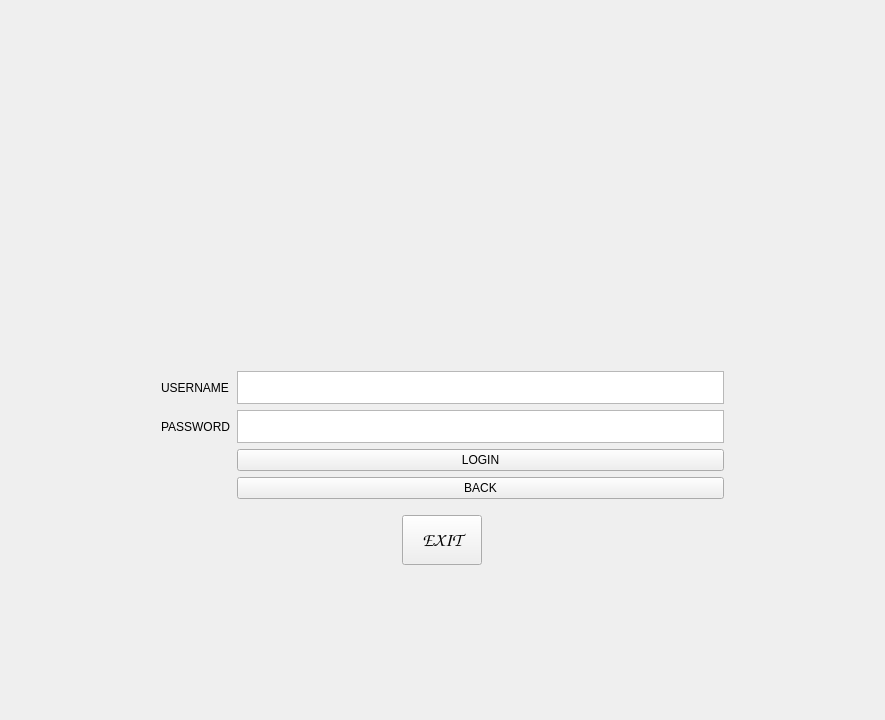
RalucaSpt/ProjectModernCpp, file ClientQT/ClientQT/LoginWindow.ui: the form before one commit.
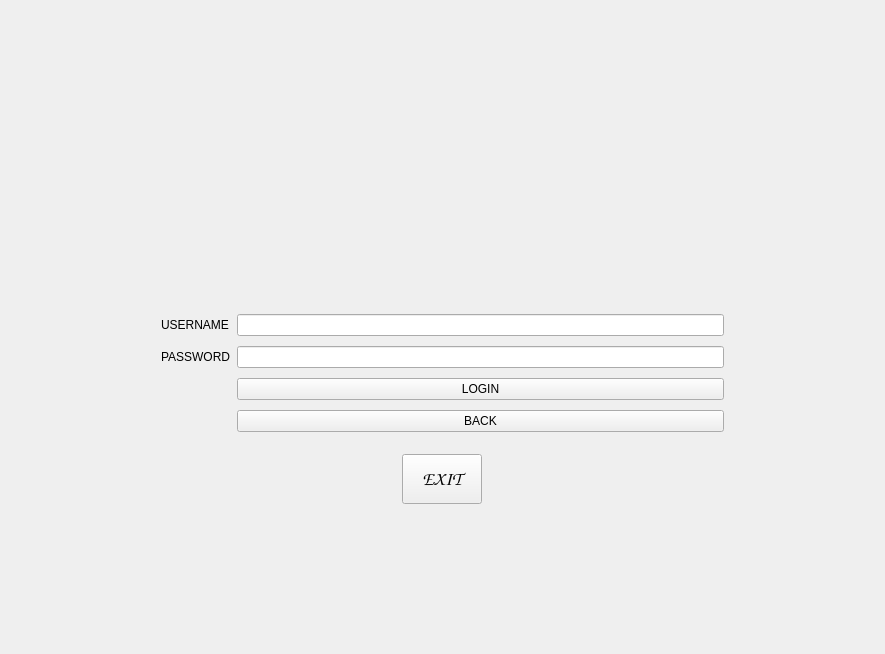
The form after the commit. The open tabs and pages were chosen to show the change. Icons and pictures are not drawn.

Commit message: Working on login and register widgets

Diff of the .ui file:
```diff
--- a/ClientQT/ClientQT/LoginWindow.ui
+++ b/ClientQT/ClientQT/LoginWindow.ui
@@ -7,7 +7,7 @@
     <x>0</x>
     <y>0</y>
     <width>885</width>
-    <height>720</height>
+    <height>654</height>
    </rect>
   </property>
   <property name="minimumSize">
@@ -212,12 +212,6 @@
             </property>
            </widget>
           </item>
-          <item row="2" column="2">
-           <widget class="QPlainTextEdit" name="passwordPlainTextEdit_2"/>
-          </item>
-          <item row="0" column="2">
-           <widget class="QPlainTextEdit" name="usernamePlainTextEdit"/>
-          </item>
           <item row="4" column="2">
            <widget class="QPushButton" name="backButtonLogin">
             <property name="text">
@@ -225,6 +219,12 @@
             </property>
            </widget>
           </item>
+          <item row="0" column="2">
+           <widget class="QLineEdit" name="lineEditUsername"/>
+          </item>
+          <item row="2" column="2">
+           <widget class="QLineEdit" name="lineEditPassword"/>
+          </item>
          </layout>
         </widget>
         <widget class="QWidget" name="registerPage">
```
Left out of the diff: 29 changed lines with no effect on the pictures. The commit also changes 2 other files.
